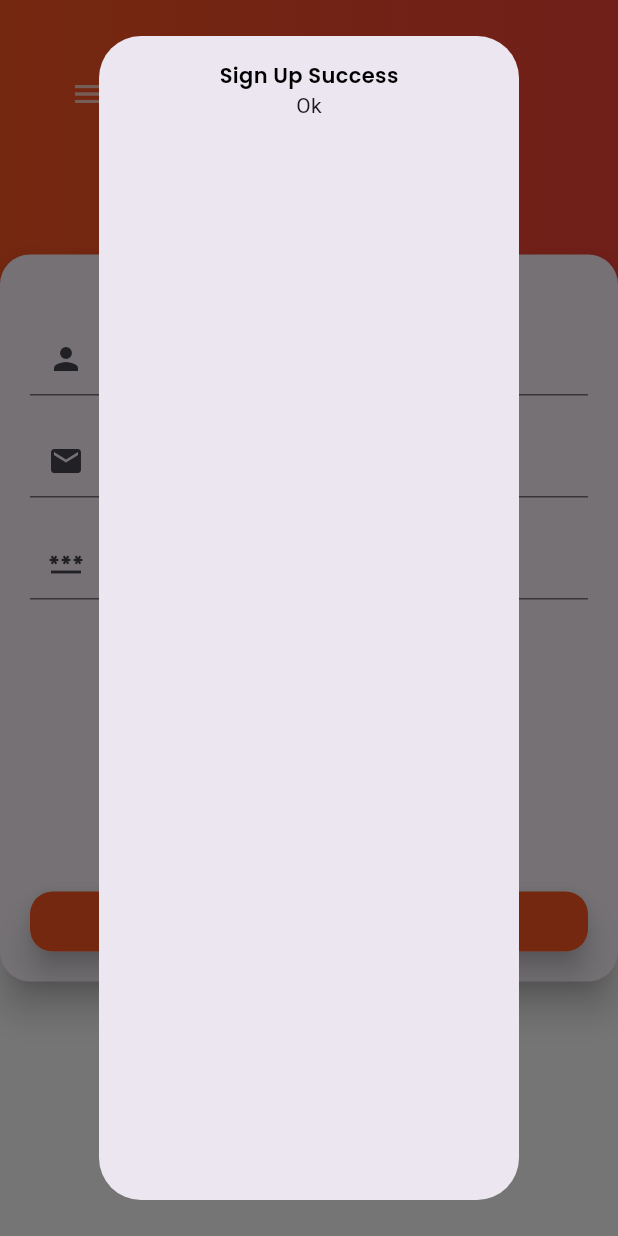
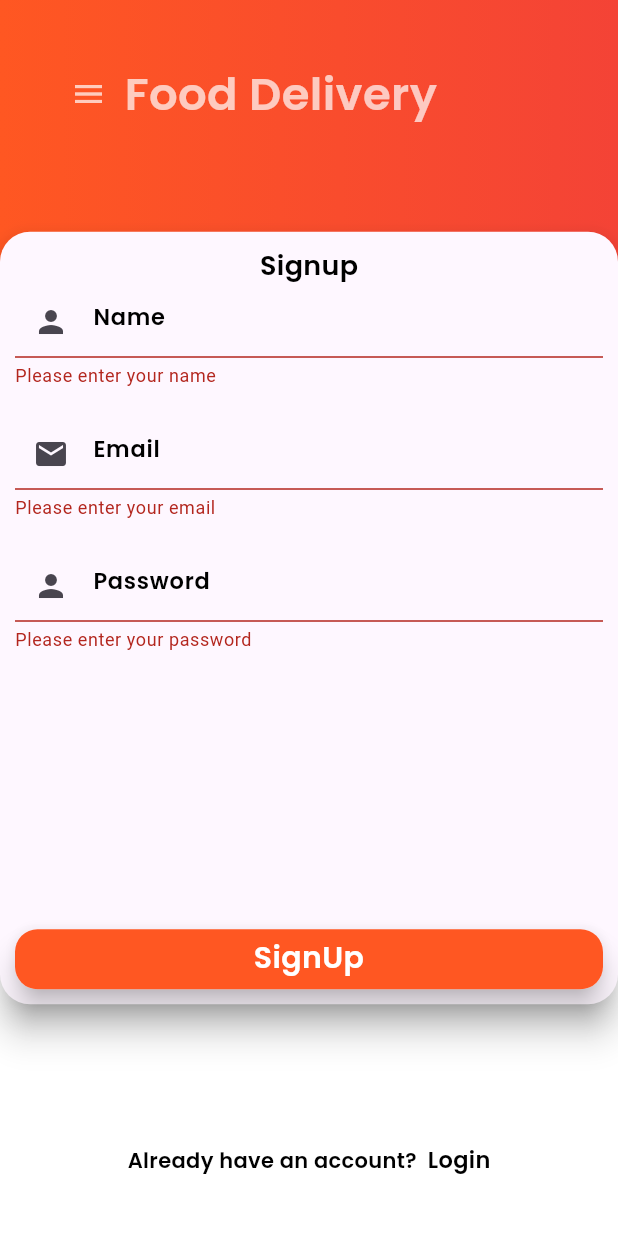
Before and after one commit to 281-dead/food_delivery_app_flutter_firebase, a Flutter app: the SignupPage screen opened directly, after a tap on "SignUp", on a phone screen of 412 x 824 dp. Run offline on Flutter 3.47's test engine with Material 3 defaults, Android fonts, the phone set to English and light mode, and no system bars; our stand-ins replace curved_navigation_bar, firebase_auth, firebase_core, shared_preferences, shimmer; accounts and stored records are empty.

Commit message:
fix firebase error, update signup,login

```diff
--- a/lib/main.dart
+++ b/lib/main.dart
@@ -4,6 +4,7 @@ import 'package:flutter/services.dart';
 import 'package:flutter_application_1/pages/bottomNav.dart';
 import 'package:flutter_application_1/pages/home.dart';
 import 'package:flutter_application_1/pages/login.dart';
+import 'package:flutter_application_1/pages/signup.dart';
 import 'package:flutter_application_1/pages/welcomePage.dart';
 
 void main() async {
@@ -19,7 +20,7 @@ class MyApp extends StatelessWidget {
   Widget build(BuildContext context) {
     return const MaterialApp(
       debugShowCheckedModeBanner: false,
-      home: WelcomePage(),
+      home: LoginPage(),
     );
   }
 }
--- a/lib/pages/signup.dart
+++ b/lib/pages/signup.dart
@@ -1,5 +1,7 @@
 import 'dart:async';
 
+import 'package:firebase_auth/firebase_auth.dart';
+import 'package:firebase_core/firebase_core.dart';
 import 'package:flutter/material.dart';
 import 'package:flutter_application_1/pages/bottomNav.dart';
 import 'package:flutter_application_1/pages/home.dart';
@@ -21,15 +23,67 @@ class _SignupPageState extends State<SignupPage> {
   final TextEditingController _emailController = TextEditingController();
   final TextEditingController _passwordController = TextEditingController();
   final TextEditingController _nameController = TextEditingController();
+  String email = "", password = "", name = "";
+  final formKey = GlobalKey<FormState>();
+
   //add account user
-  void addNewAccount() async {
-    SharedPreferences pref = await SharedPreferences.getInstance();
-    pref.setString('name', _nameController.toString());
-    pref.setString('email', _emailController.toString());
-    pref.setString('password', _passwordController.toString());
-    //  ScaffoldMessenger.of(context).showSnackBar(const SnackBar(content: Text('Signup success')));
+  addNewAccount() async {
+    //create new userAccount save on fireStore
+    try {
+      final UserCredential userCredential = await FirebaseAuth.instance.createUserWithEmailAndPassword(email: _emailController.text, password: _passwordController.text);
+      ScaffoldMessenger.of(context).showSnackBar(
+        SnackBar(
+          content: Text(
+            'Signup success',
+            style: AppWidget.redBoldTextFieldStyle(),
+          ),
+        ),
+      );
+      Timer(const Duration(seconds: 1), () {
+        Navigator.pushReplacement(context, MaterialPageRoute(builder: (context) => const BottomNav()));
+      });
+    } on FirebaseException catch (e) {
+      switch (e.code) {
+        case 'invalid-email':
+          SnackBar(
+            content: Text(
+              'Your email invalid',
+              style: AppWidget.redBoldTextFieldStyle(),
+            ),
+          );
+          break;
 
-    Timer(const Duration(seconds: 5), () {});
+        case 'email-already-in-use':
+          SnackBar(
+            content: Text(
+              'there already exists an account with the given email address.',
+              style: AppWidget.redBoldTextFieldStyle(),
+            ),
+          );
+          break;
+
+        case 'weak-password':
+          SnackBar(
+            content: Text(
+              'the password is not strong enough.',
+              style: AppWidget.redBoldTextFieldStyle(),
+            ),
+          );
+          break;
+        default:
+          return null;
+      }
+    }
+  }
+
+  @override
+  void dispose() {
+    _emailController.clear();
+    _passwordController.clear();
+    email = "";
+    password = "";
+    name = "";
+    super.dispose();
   }
 
   @override
@@ -87,38 +141,76 @@ class _SignupPageState extends State<SignupPage> {
                 borderRadius: BorderRadius.circular(20),
                 child: Container(
                   //margin: const EdgeInsets.only(left: 20, right: 20),
-                  height: MediaQuery.of(context).size.height / 1.7,
+                  height: MediaQuery.of(context).size.height / 1.6,
                   width: MediaQuery.of(context).size.height / 2,
-                  padding: const EdgeInsets.all(20),
+                  padding: const EdgeInsets.all(10),
+                  child: Form(
+                    key: formKey,
                     child: Column(
                       mainAxisAlignment: MainAxisAlignment.start,
                       children: [
                         Text('Signup', style: AppWidget.head2LineTextFieldStyle()),
-                      TextFieldCustom(controller: _nameController, icon: const Icon(Icons.person), nameHint: 'Name', hintTextStyle: AppWidget.boldTextFieldStyle()),
+                        TextFormField(
+                          validator: (value) {
+                            if (value == null || value.isEmpty) {
+                              return 'Please enter your name';
+                            }
+                            return null;
+                          },
+                          controller: _nameController,
+                          decoration: InputDecoration(
+                            prefixIcon: const Icon(Icons.person),
+                            hintText: 'Name',
+                            hintStyle: AppWidget.boldTextFieldStyle(),
+                          ),
+                        ),
                         const SizedBox(height: 20),
-                      TextFieldCustom(controller: _emailController, icon: const Icon(Icons.email), nameHint: 'Email', hintTextStyle: AppWidget.boldTextFieldStyle()),
+                        TextFormField(
+                          validator: (value) {
+                            if (value == null || value.isEmpty) {
+                              return 'Please enter your email';
+                            }
+                            return null;
+                          },
+                          controller: _emailController,
+                          decoration: InputDecoration(
+                            prefixIcon: const Icon(Icons.email),
+                            hintText: 'Email',
+                            hintStyle: AppWidget.boldTextFieldStyle(),
+                          ),
+                        ),
                         const SizedBox(height: 20),
-                      TextFieldCustom(controller: _passwordController, icon: const Icon(Icons.password), nameHint: 'Password', hintTextStyle: AppWidget.boldTextFieldStyle()),
+                        TextFormField(
+                          validator: (value) {
+                            if (value == null || value.isEmpty) {
+                              return 'Please enter your password';
+                            }
+                            return null;
+                          },
+                          controller: _passwordController,
+                          decoration: InputDecoration(
+                            prefixIcon: const Icon(Icons.person),
+                            hintText: 'Password',
+                            hintStyle: AppWidget.boldTextFieldStyle(),
+                          ),
+                        ),
                         const Spacer(),
                         LogButton(
                           name: 'SignUp',
-                          onTap: () {
-                            showDialog(
-                                context: context,
-                                builder: (context) => AlertDialog(
-                                      elevation: 10,
-                                      content: Column(
-                                        children: [
-                                          Text('Sign Up Success', style: AppWidget.bold2TextFieldStyle()),
-                                          GestureDetector(
-                                            child: const Text('Ok'),
-                                            onTap: () {},
-                                          )
+                          onTap: () async {
+                            if (formKey.currentState!.validate()) {
+                              SharedPreferences pref = await SharedPreferences.getInstance();
+                              setState(() {
+                                email = _emailController.text;
+                                password = _passwordController.text;
+                                name = _nameController.text;
+                              });
+                              addNewAccount();
+                            }
+                          },
+                        ),
                       ],
                     ),
-                                    ));
-                          })
-                    ],
                   ),
                 ),
               ),
--- a/lib/widget/text-field.dart
+++ b/lib/widget/text-field.dart
@@ -8,7 +8,7 @@ class TextFieldCustom extends StatelessWidget {
   final TextEditingController controller;
   @override
   Widget build(BuildContext context) {
-    return TextField(
+    return TextFormField(
       controller: controller,
       decoration: InputDecoration(
         prefixIcon: icon,
```
Also changed, not shown: lib/pages/forget.dart (+8 -6 lines), lib/pages/login.dart (+104 -31 lines), lib/pages/welcomePage.dart (+6 -6 lines), lib/widget/widget-support.dart (+9 -0 lines), pubspec.yaml (+3 -7 lines), pubspec.lock, 2 other files. Lines whose indentation alone changed are shown as unchanged.
